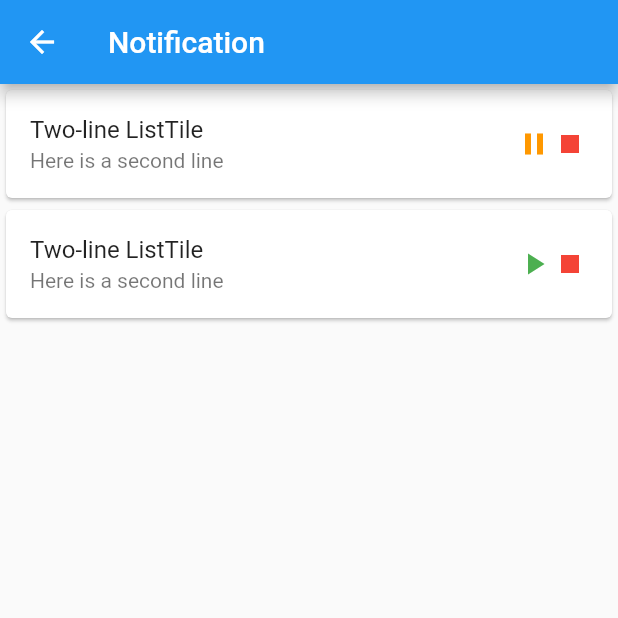
After one commit to ahmeterdgn/Task-Tracking, a Flutter app: the NotificationPage screen opened by its route, on a phone screen of 412 x 824 dp, the top half of it. The commit adds this screen. Run offline on Flutter 3.47's test engine with Material 2 defaults, Android fonts, the phone set to English and light mode, and no system bars; our stand-ins replace shared_preferences, simple_animations; missing offline and left inert: onesignal_flutter; accounts and stored records are empty.

Commit message:
added home, notification and jobs page

```diff
--- /dev/null
+++ b/lib/views/notification.dart
@@ -0,0 +1,60 @@
+import 'package:flutter/material.dart';
+
+class NotificationPage extends StatefulWidget {
+  @override
+  _NotificationPageState createState() => _NotificationPageState();
+}
+
+class _NotificationPageState extends State<NotificationPage> {
+  @override
+  Widget build(BuildContext context) {
+    return Scaffold(
+      appBar: AppBar(
+        title: Text('Notification'),
+      ),
+      body: ListView(
+        children: <Widget>[
+          Card(
+            child: ListTile(
+              title: Text('Two-line ListTile'),
+              subtitle: Text('Here is a second line'),
+              trailing: Row(
+                mainAxisSize: MainAxisSize.min,
+                children: <Widget>[
+                  Icon(
+                    Icons.pause,
+                    color: Colors.orange,
+                  ),
+                  Icon(
+                    Icons.stop,
+                    color: Colors.red,
+                  )
+                ],
+              ),
+            ),
+          ),
+          Card(
+            child: ListTile(
+              title: Text('Two-line ListTile'),
+              subtitle: Text('Here is a second line'),
+              trailing: Row(
+                mainAxisSize: MainAxisSize.min,
+                children: <Widget>[
+                  Icon(
+                    Icons.play_arrow,
+                    color: Colors.green,
+                  ),
+                  Icon(
+                    Icons.stop,
+                    color: Colors.red,
+                  )
+                ],
+              ),
+            ),
+          ),
+          FlatButton(onPressed: () => {}, child: null)
+        ],
+      ),
+    );
+  }
+}
```
Also changed, not shown: lib/main.dart (+4 -8 lines), lib/views/home.dart (+37 -27 lines), lib/views/jobs.dart (added, +88 -0 lines), lib/views/login.dart (+23 -5 lines), assets/images/engineer.png (added), assets/images/notification.png (added), 5 other files.
